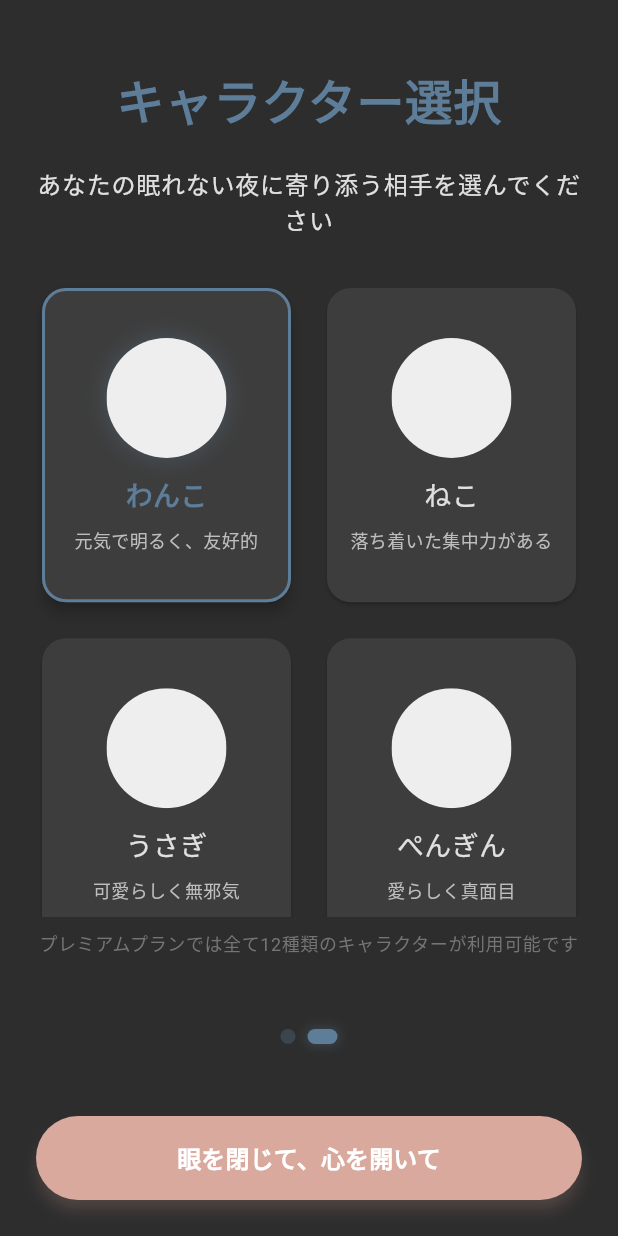
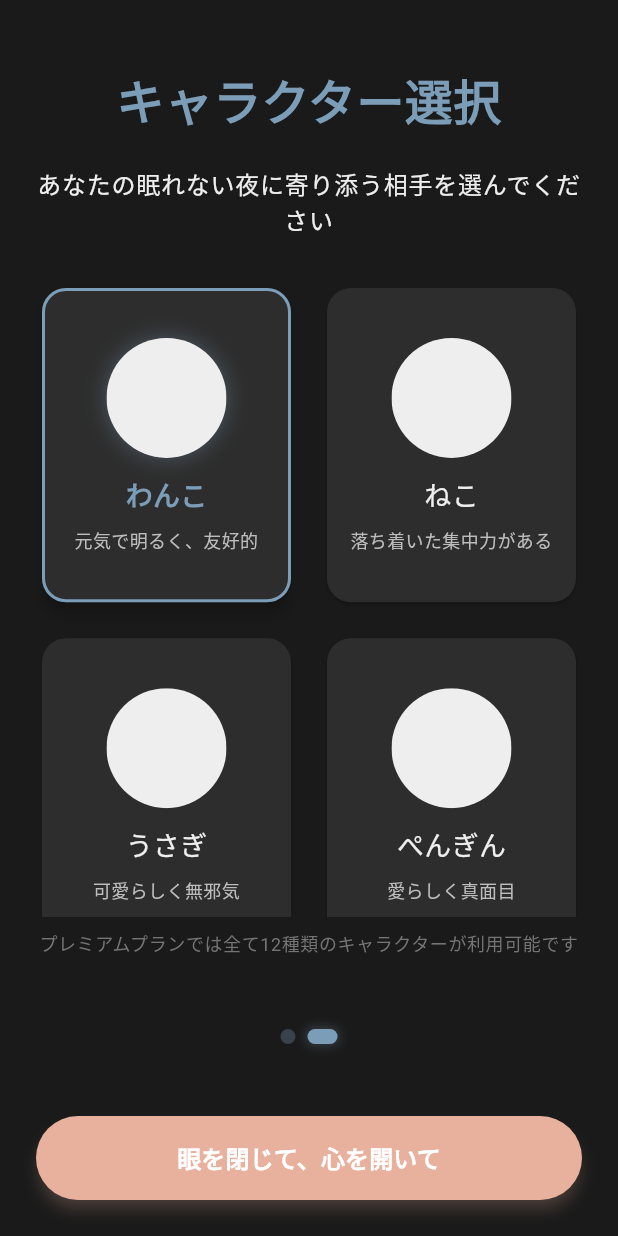
Before and after one commit to nekomura0728/nemuru, a Flutter app: the screen it shows after launch, swiped to page 2, on a phone screen of 412 x 824 dp. Run offline on Flutter 3.47's test engine with Material 3 defaults, Android fonts, the phone set to English and light mode, and no system bars; our stand-ins replace flutter_local_notifications, flutter_markdown, google_fonts, in_app_purchase, package_info_plus, shared_preferences and 3 more; missing offline and left inert: in_app_purchase_android, in_app_purchase_storekit; accounts and stored records are empty.

Commit message:
アクセシビリティ対応: フォントサイズ調整とコントラスト比の改善
- フォントサイズ変更への対応
  - AccessibilityServiceを追加（5段階のフォントサイズ設定）
  - AppThemeにフォントスケーリング機能を実装
  - 設定画面にフォントサイズ選択UIを追加
  - アプリ全体でリアルタイムにフォントサイズが変更可能

- 十分なコントラスト比の確保
  - テキストカラーを#4A4A4A → #2D2D2Dに変更（4.5:1コントラスト比）
  - セカンダリテキストを#7D7D7D → #5A5A5Aに変更（3:1コントラスト比）
  - プライマリカラーとエラーカラーのコントラストを改善
  - ダークテーマも同様にコントラスト比を向上

Co-authored-by: nekomura0728 <nekomura0728@users.noreply.github.com>

```diff
--- a/lib/main.dart
+++ b/lib/main.dart
@@ -12,6 +12,7 @@ import 'package:nemuru/services/preferences_service.dart';
 import 'package:nemuru/services/subscription_service.dart';
 import 'package:nemuru/services/purchase_service.dart';
 import 'package:nemuru/services/chat_log_service.dart';
+import 'package:nemuru/services/accessibility_service.dart';
 import 'package:intl/intl.dart';
 import 'package:intl/date_symbol_data_local.dart';
 import 'package:supabase_flutter/supabase_flutter.dart';
@@ -51,6 +52,10 @@ void main() async {
   // チャットログサービスを初期化
   final chatLogService = ChatLogService(subscriptionService);
 
+  // アクセシビリティサービスを初期化
+  final accessibilityService = AccessibilityService();
+  await accessibilityService.init();
+
   runApp(
     MultiProvider(
       providers: [
@@ -59,6 +64,7 @@ void main() async {
         ChangeNotifierProvider(create: (_) => subscriptionService),
         ChangeNotifierProvider(create: (_) => purchaseService),
         ChangeNotifierProvider(create: (_) => chatLogService),
+        ChangeNotifierProvider(create: (_) => accessibilityService),
       ],
       child: const NemuruApp(),
     ),
@@ -71,12 +77,13 @@ class NemuruApp extends StatelessWidget {
   @override
   Widget build(BuildContext context) {
     final preferencesService = Provider.of<PreferencesService>(context);
+    final accessibilityService = Provider.of<AccessibilityService>(context);
     final bool showOnboarding = !preferencesService.onboardingCompleted;
 
     return MaterialApp(
       title: 'NEMURU',
-      theme: AppTheme.lightTheme,
-      darkTheme: AppTheme.darkTheme,
+      theme: AppTheme.lightThemeWithScale(fontScale: accessibilityService.fontScaleFactor),
+      darkTheme: AppTheme.darkThemeWithScale(fontScale: accessibilityService.fontScaleFactor),
       themeMode: preferencesService.isDarkMode ? ThemeMode.dark : ThemeMode.light,
       debugShowCheckedModeBanner: false,
       initialRoute: showOnboarding ? '/onboarding' : '/check-in',
--- /dev/null
+++ b/lib/services/accessibility_service.dart
@@ -0,0 +1,46 @@
+import 'package:flutter/material.dart';
+import 'package:shared_preferences/shared_preferences.dart';
+
+class AccessibilityService extends ChangeNotifier {
+  static const String _fontScaleKey = 'font_scale_factor';
+
+  double _fontScaleFactor = 1.0;
+  SharedPreferences? _prefs;
+
+  double get fontScaleFactor => _fontScaleFactor;
+
+  Future<void> init() async {
+    _prefs = await SharedPreferences.getInstance();
+    _fontScaleFactor = _prefs?.getDouble(_fontScaleKey) ?? 1.0;
+    notifyListeners();
+  }
+
+  Future<void> setFontScaleFactor(double scale) async {
+    if (scale < 0.8 || scale > 2.0) return; // 制限を設ける
+
+    _fontScaleFactor = scale;
+    await _prefs?.setDouble(_fontScaleKey, scale);
+    notifyListeners();
+  }
+
+  // スケールされたフォントサイズを取得
+  double getScaledFontSize(double baseSize) {
+    return baseSize * _fontScaleFactor;
+  }
+
+  // プリセットのスケール値
+  static const List<FontScaleOption> fontScaleOptions = [
+    FontScaleOption('小', 0.8),
+    FontScaleOption('標準', 1.0),
+    FontScaleOption('大', 1.2),
+    FontScaleOption('特大', 1.5),
+    FontScaleOption('最大', 2.0),
+  ];
+}
+
+class FontScaleOption {
+  final String label;
+  final double scale;
+
+  const FontScaleOption(this.label, this.scale);
+}
--- a/lib/theme/app_theme.dart
+++ b/lib/theme/app_theme.dart
@@ -2,22 +2,22 @@ import 'package:flutter/material.dart';
 import 'package:google_fonts/google_fonts.dart';
 
 class AppTheme {
-  // Color palette - Soft, natural colors
-  static const Color primaryColor = Color(0xFF8EACC1); // Soft blue
-  static const Color accentColor = Color(0xFFF2C4B3);  // Soft peach
+  // Color palette - Improved contrast ratios for accessibility
+  static const Color primaryColor = Color(0xFF6B8CA7); // Darker blue for better contrast
+  static const Color accentColor = Color(0xFFE8A892);  // Darker peach for better contrast
   static const Color backgroundColor = Color(0xFFF8F5F2); // Warm white
-  static const Color textColor = Color(0xFF4A4A4A); // Soft dark gray
-  static const Color secondaryTextColor = Color(0xFF7D7D7D); // Medium gray
+  static const Color textColor = Color(0xFF2D2D2D); // Darker text for better contrast (4.5:1)
+  static const Color secondaryTextColor = Color(0xFF5A5A5A); // Darker medium gray (3:1)
   static const Color cardColor = Color(0xFFFFFFFF); // White
-  static const Color errorColor = Color(0xFFE57373); // Soft red
+  static const Color errorColor = Color(0xFFD32F2F); // Darker red for better contrast
 
-  // Dark theme colors
-  static const Color darkPrimaryColor = Color(0xFF5D7D98); // Darker blue
-  static const Color darkAccentColor = Color(0xFFD9A99E); // Darker peach
-  static const Color darkBackgroundColor = Color(0xFF2D2D2D); // Dark gray
-  static const Color darkTextColor = Color(0xFFE0E0E0); // Light gray
-  static const Color darkSecondaryTextColor = Color(0xFFB0B0B0); // Medium light gray
-  static const Color darkCardColor = Color(0xFF3D3D3D); // Medium dark gray
+  // Dark theme colors - Improved contrast ratios
+  static const Color darkPrimaryColor = Color(0xFF7B9DB8); // Lighter blue for dark theme
+  static const Color darkAccentColor = Color(0xFFE8B19E); // Lighter peach for dark theme
+  static const Color darkBackgroundColor = Color(0xFF1A1A1A); // Darker background
+  static const Color darkTextColor = Color(0xFFEEEEEE); // Lighter text for better contrast
+  static const Color darkSecondaryTextColor = Color(0xFFCCCCCC); // Lighter medium gray
+  static const Color darkCardColor = Color(0xFF2D2D2D); // Lighter card color
 
   // Mood colors
   static const Color joyColor = Color(0xFFFFC857); // Warm yellow
@@ -48,8 +48,8 @@ class AppTheme {
     fontWeight: FontWeight.normal,
   );
 
-  // Light theme
-  static ThemeData get lightTheme {
+  // Light theme with font scaling support
+  static ThemeData lightThemeWithScale({double fontScale = 1.0}) {
     return ThemeData(
       primaryColor: primaryColor,
       colorScheme: ColorScheme.light(
@@ -61,21 +61,21 @@ class AppTheme {
       scaffoldBackgroundColor: backgroundColor,
       cardColor: cardColor,
       textTheme: TextTheme(
-        displayLarge: _baseTextStyle.copyWith(fontSize: 26, fontWeight: FontWeight.bold),
-        displayMedium: _baseTextStyle.copyWith(fontSize: 22, fontWeight: FontWeight.bold),
-        displaySmall: _baseTextStyle.copyWith(fontSize: 18, fontWeight: FontWeight.bold),
-        headlineMedium: _baseTextStyle.copyWith(fontSize: 16, fontWeight: FontWeight.bold),
-        titleLarge: _baseTextStyle.copyWith(fontSize: 16, fontWeight: FontWeight.w600),
-        bodyLarge: _baseTextStyle.copyWith(fontSize: 16),
-        bodyMedium: _baseTextStyle.copyWith(fontSize: 14),
-        labelLarge: _baseTextStyle.copyWith(fontSize: 14, fontWeight: FontWeight.bold),
+        displayLarge: _baseTextStyle.copyWith(fontSize: 26 * fontScale, fontWeight: FontWeight.bold),
+        displayMedium: _baseTextStyle.copyWith(fontSize: 22 * fontScale, fontWeight: FontWeight.bold),
+        displaySmall: _baseTextStyle.copyWith(fontSize: 18 * fontScale, fontWeight: FontWeight.bold),
+        headlineMedium: _baseTextStyle.copyWith(fontSize: 16 * fontScale, fontWeight: FontWeight.bold),
+        titleLarge: _baseTextStyle.copyWith(fontSize: 16 * fontScale, fontWeight: FontWeight.w600),
+        bodyLarge: _baseTextStyle.copyWith(fontSize: 16 * fontScale),
+        bodyMedium: _baseTextStyle.copyWith(fontSize: 14 * fontScale),
+        labelLarge: _baseTextStyle.copyWith(fontSize: 14 * fontScale, fontWeight: FontWeight.bold),
       ),
       appBarTheme: AppBarTheme(
         backgroundColor: backgroundColor,
         elevation: 0,
         iconTheme: IconThemeData(color: textColor),
         titleTextStyle: _baseTextStyle.copyWith(
-          fontSize: 20,
+          fontSize: 20 * fontScale,
           fontWeight: FontWeight.bold,
           color: textColor,
         ),
@@ -125,8 +125,8 @@ class AppTheme {
     );
   }
 
-  // Dark theme
-  static ThemeData get darkTheme {
+  // Dark theme with font scaling support
+  static ThemeData darkThemeWithScale({double fontScale = 1.0}) {
     return ThemeData(
       primaryColor: darkPrimaryColor,
       colorScheme: ColorScheme.dark(
@@ -138,21 +138,21 @@ class AppTheme {
       scaffoldBackgroundColor: darkBackgroundColor,
       cardColor: darkCardColor,
       textTheme: TextTheme(
-        displayLarge: _baseDarkTextStyle.copyWith(fontSize: 26, fontWeight: FontWeight.bold),
-        displayMedium: _baseDarkTextStyle.copyWith(fontSize: 22, fontWeight: FontWeight.bold),
-        displaySmall: _baseDarkTextStyle.copyWith(fontSize: 18, fontWeight: FontWeight.bold),
-        headlineMedium: _baseDarkTextStyle.copyWith(fontSize: 16, fontWeight: FontWeight.bold),
-        titleLarge: _baseDarkTextStyle.copyWith(fontSize: 16, fontWeight: FontWeight.w600),
-        bodyLarge: _baseDarkTextStyle.copyWith(fontSize: 16),
-        bodyMedium: _baseDarkTextStyle.copyWith(fontSize: 14),
-        labelLarge: _baseDarkTextStyle.copyWith(fontSize: 14, fontWeight: FontWeight.bold),
+        displayLarge: _baseDarkTextStyle.copyWith(fontSize: 26 * fontScale, fontWeight: FontWeight.bold),
+        displayMedium: _baseDarkTextStyle.copyWith(fontSize: 22 * fontScale, fontWeight: FontWeight.bold),
+        displaySmall: _baseDarkTextStyle.copyWith(fontSize: 18 * fontScale, fontWeight: FontWeight.bold),
+        headlineMedium: _baseDarkTextStyle.copyWith(fontSize: 16 * fontScale, fontWeight: FontWeight.bold),
+        titleLarge: _baseDarkTextStyle.copyWith(fontSize: 16 * fontScale, fontWeight: FontWeight.w600),
+        bodyLarge: _baseDarkTextStyle.copyWith(fontSize: 16 * fontScale),
+        bodyMedium: _baseDarkTextStyle.copyWith(fontSize: 14 * fontScale),
+        labelLarge: _baseDarkTextStyle.copyWith(fontSize: 14 * fontScale, fontWeight: FontWeight.bold),
       ),
       appBarTheme: AppBarTheme(
         backgroundColor: darkBackgroundColor,
         elevation: 0,
         iconTheme: IconThemeData(color: darkTextColor),
         titleTextStyle: _baseDarkTextStyle.copyWith(
-          fontSize: 20,
+          fontSize: 20 * fontScale,
           fontWeight: FontWeight.bold,
           color: darkTextColor,
         ),
@@ -201,4 +201,8 @@ class AppTheme {
       ),
     );
   }
+
+  // Convenience getters for backward compatibility
+  static ThemeData get lightTheme => lightThemeWithScale();
+  static ThemeData get darkTheme => darkThemeWithScale();
 }
```
Also changed, not shown: lib/screens/settings_screen.dart (+50 -0 lines).
